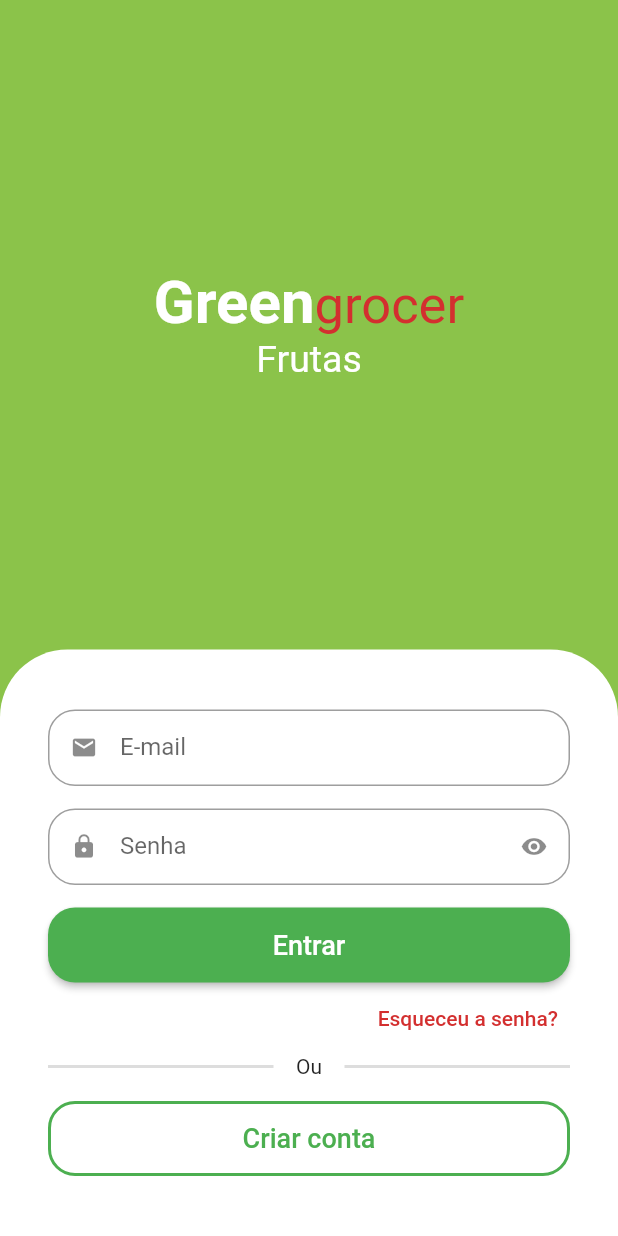
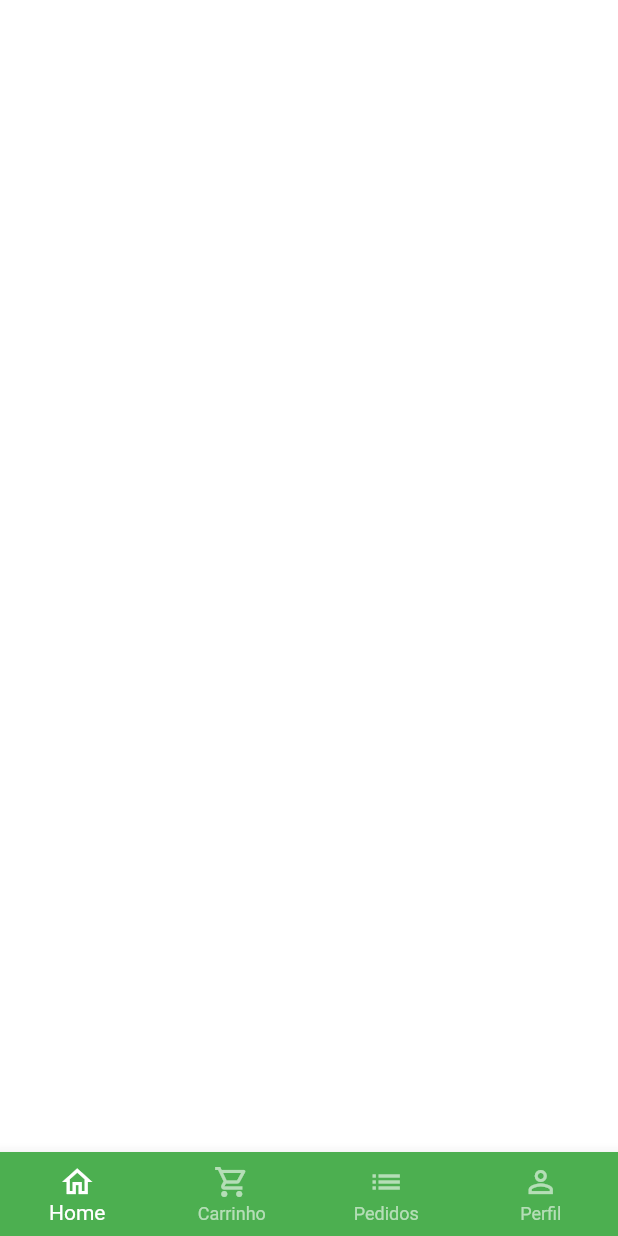
Before and after one commit to LuizMauro/flutter-mobile-shop, a Flutter app: the screen it shows after launch, after a tap on "Entrar", on a phone screen of 412 x 824 dp. Run offline on Flutter 3.47's test engine with Material 2 defaults, Android fonts, the phone set to English and light mode, and no system bars; drawn by our look-alikes of animated_text_kit; our stand-ins replace mask_text_input_formatter.

Commit message:
added base screen with bottom navigation

```diff
--- a/lib/src/auth/sign_in_screen.dart
+++ b/lib/src/auth/sign_in_screen.dart
@@ -2,6 +2,7 @@
 import 'package:flutter/material.dart';
 import 'package:teste/src/auth/components/custom_text_field.dart';
 import 'package:teste/src/auth/sign_up_screen.dart';
+import 'package:teste/src/base/base_screen.dart';
 import 'package:teste/src/config/custom_colors.dart';
 
 class SignInScreen extends StatelessWidget {
@@ -101,7 +102,15 @@
                             borderRadius: BorderRadius.circular(18),
                           ),
                         ),
-                        onPressed: () {},
+                        onPressed: () {
+                          Navigator.of(context).pushReplacement(
+                            MaterialPageRoute(
+                              builder: (c) {
+                                return const BaseScreen();
+                              },
+                            ),
+                          );
+                        },
                         child: const Text(
                           'Entrar',
                           style: TextStyle(fontSize: 18),
--- /dev/null
+++ b/lib/src/base/base_screen.dart
@@ -0,0 +1,60 @@
+import 'package:flutter/material.dart';
+
+class BaseScreen extends StatefulWidget {
+  const BaseScreen({super.key});
+
+  @override
+  State<BaseScreen> createState() => _BaseScreenState();
+}
+
+class _BaseScreenState extends State<BaseScreen> {
+  int currentIndex = 0;
+  final pageController = PageController();
+
+  @override
+  Widget build(BuildContext context) {
+    return Scaffold(
+      body: PageView(
+        physics: const NeverScrollableScrollPhysics(),
+        controller: pageController,
+        children: [
+          Container(color: Colors.white),
+          Container(color: Colors.blueAccent),
+          Container(color: Colors.yellow),
+          Container(color: Colors.green),
+        ],
+      ),
+      bottomNavigationBar: BottomNavigationBar(
+        currentIndex: currentIndex,
+        onTap: (index) {
+          setState(() {
+            currentIndex = index;
+            pageController.jumpToPage(index);
+          });
+        },
+        backgroundColor: Colors.green,
+        type: BottomNavigationBarType.fixed,
+        selectedItemColor: Colors.white,
+        unselectedItemColor: Colors.white.withAlpha(150),
+        items: const [
+          BottomNavigationBarItem(
+            icon: Icon(Icons.home_outlined),
+            label: 'Home',
+          ),
+          BottomNavigationBarItem(
+            icon: Icon(Icons.shopping_cart_outlined),
+            label: 'Carrinho',
+          ),
+          BottomNavigationBarItem(
+            icon: Icon(Icons.list),
+            label: 'Pedidos',
+          ),
+          BottomNavigationBarItem(
+            icon: Icon(Icons.person_outline),
+            label: 'Perfil',
+          ),
+        ],
+      ),
+    );
+  }
+}
```
